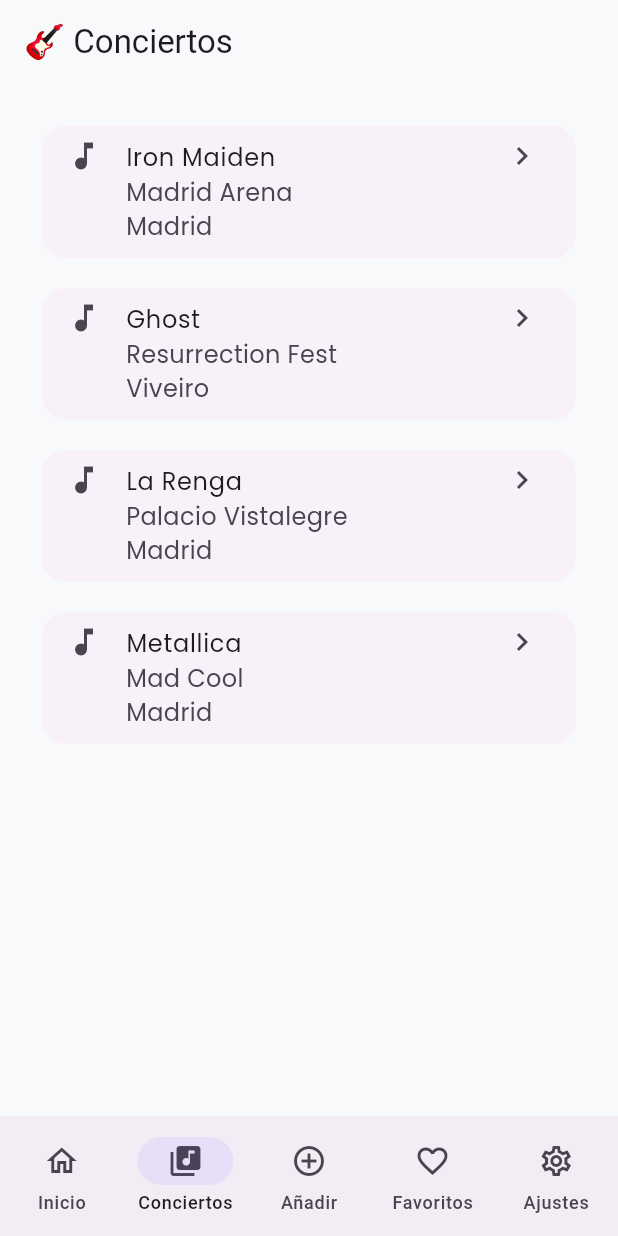
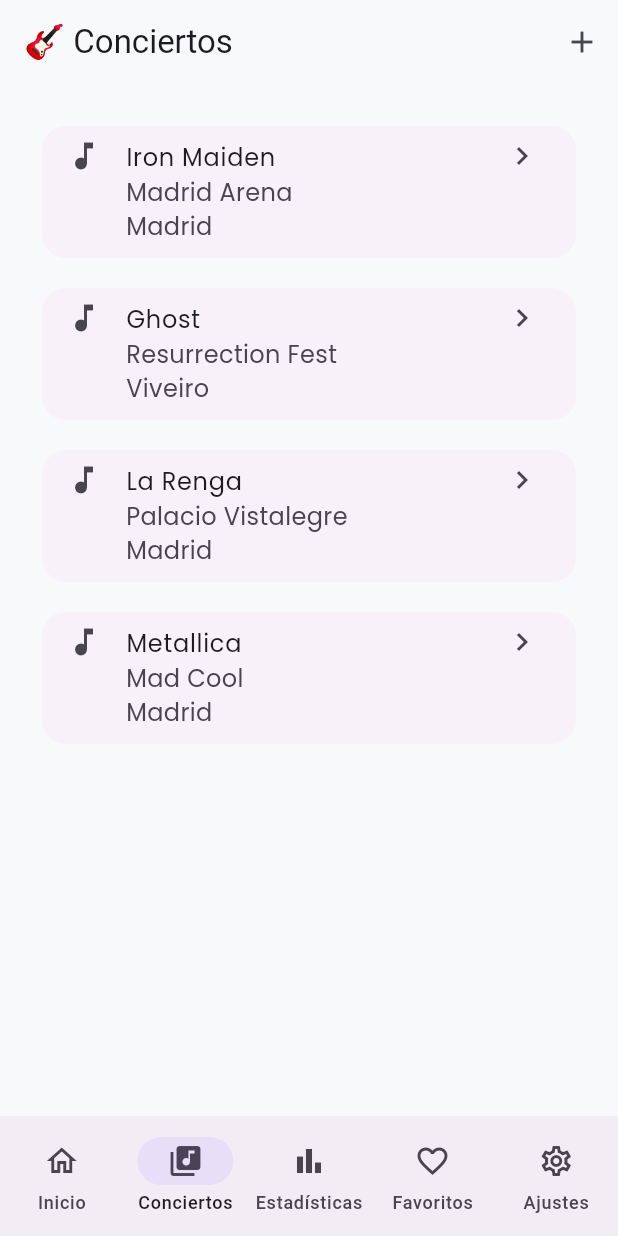
Before and after one commit to ncovachAJS/conciertos_app, a Flutter app: the screen it shows after launch, item 2 of the bottom bar chosen, on a phone screen of 412 x 824 dp. Run offline on Flutter 3.47's test engine with Material 3 defaults, Android fonts, the phone set to English and light mode, and no system bars; our stand-ins replace flutter_riverpod, go_router, google_fonts.

Commit message:
feat: complete add concert flow

```diff
--- a/lib/app/app_shell.dart
+++ b/lib/app/app_shell.dart
@@ -14,9 +14,9 @@
         return 0;
       case '/concerts':
         return 1;
-      case '/add':
+      case '/favorites':
         return 2;
-      case '/favorites':
+      case '/statistics':
         return 3;
       case '/settings':
         return 4;
@@ -40,10 +40,10 @@
               context.go('/concerts');
               break;
             case 2:
-              context.go('/add');
+              context.go('/favorites');
               break;
             case 3:
-              context.go('/favorites');
+              context.go('/statistics');
               break;
             case 4:
               context.go('/settings');
@@ -62,9 +62,9 @@
             label: 'Conciertos',
           ),
           NavigationDestination(
-            icon: Icon(Icons.add_circle_outline),
-            selectedIcon: Icon(Icons.add_circle),
-            label: 'Añadir',
+            icon: Icon(Icons.bar_chart_outlined),
+            selectedIcon: Icon(Icons.bar_chart),
+            label: 'Estadísticas',
           ),
           NavigationDestination(
             icon: Icon(Icons.favorite_border),
--- a/lib/app/router.dart
+++ b/lib/app/router.dart
@@ -30,10 +30,7 @@
             return ConcertDetailPage(concert: concert);
           },
         ),
-        GoRoute(
-          path: '/add',
-          builder: (context, state) => const AddConcertPage(),
-        ),
+        GoRoute(path: '/add', builder: (context, state) => AddConcertPage()),
         GoRoute(
           path: '/favorites',
           builder: (context, state) => const FavoritesPage(),
--- a/lib/features/concerts/data/services/concert_service.dart
+++ b/lib/features/concerts/data/services/concert_service.dart
@@ -1,8 +1,11 @@
 import '../../domain/entities/concert.dart';
 
 class ConcertService {
-  List<Concert> getConcerts() {
-    return [
+  ConcertService._();
+
+  static final ConcertService instance = ConcertService._();
+
+  final List<Concert> _concerts = [
     Concert(
       id: '1',
       artist: 'Iron Maiden',
@@ -32,5 +35,12 @@
       date: DateTime(2026, 8, 22),
     ),
   ];
+
+  List<Concert> getConcerts() {
+    return List.unmodifiable(_concerts);
+  }
+
+  void addConcert(Concert concert) {
+    _concerts.add(concert);
   }
 }
--- a/lib/features/concerts/presentation/pages/concert_detail_page.dart
+++ b/lib/features/concerts/presentation/pages/concert_detail_page.dart
@@ -2,6 +2,7 @@
 
 import '../../../../shared/widgets/app_page.dart';
 import '../../domain/entities/concert.dart';
+import '../../../../core/utils/date_formatter.dart';
 
 class ConcertDetailPage extends StatelessWidget {
   final Concert concert;
@@ -45,9 +46,7 @@
                   ListTile(
                     leading: const Icon(Icons.calendar_month),
                     title: const Text('Fecha'),
-                    subtitle: Text(
-                      '${concert.date.day}/${concert.date.month}/${concert.date.year}',
-                    ),
+                    subtitle: Text(DateFormatter.short(concert.date)),
                   ),
                 ],
               ),
--- a/lib/features/concerts/presentation/pages/concerts_page.dart
+++ b/lib/features/concerts/presentation/pages/concerts_page.dart
@@ -3,16 +3,43 @@
 import 'package:go_router/go_router.dart';
 import '../../../../shared/widgets/app_page.dart';
 import '../../data/services/concert_service.dart';
+import '../../domain/entities/concert.dart';
 
-class ConcertsPage extends StatelessWidget {
+class ConcertsPage extends StatefulWidget {
   const ConcertsPage({super.key});
 
   @override
+  State<ConcertsPage> createState() => _ConcertsPageState();
+}
+
+class _ConcertsPageState extends State<ConcertsPage> {
+  late List<Concert> concerts;
+
+  @override
+  void initState() {
+    super.initState();
+    concerts = ConcertService.instance.getConcerts();
+  }
+
+  @override
   Widget build(BuildContext context) {
-    final concerts = ConcertService().getConcerts();
-
     return AppPage(
       title: '🎸 Conciertos',
+      actions: [
+        IconButton(
+          icon: const Icon(Icons.add),
+          tooltip: 'Añadir concierto',
+          onPressed: () async {
+            final result = await context.push('/add');
+
+            if (result == true) {
+              setState(() {
+                concerts = ConcertService.instance.getConcerts();
+              });
+            }
+          },
+        ),
+      ],
       child: ListView.separated(
         itemCount: concerts.length,
         separatorBuilder: (_, __) => const SizedBox(height: 12),
```
Also changed, not shown: lib/core/utils/date_formatter.dart (added, +11 -0 lines), lib/features/add_concert/presentation/pages/add_concert_page.dart (+141 -2 lines), lib/features/concerts/domain/repositories/concert_repository.dart (added, +7 -0 lines). Lines whose indentation alone changed are shown as unchanged.
